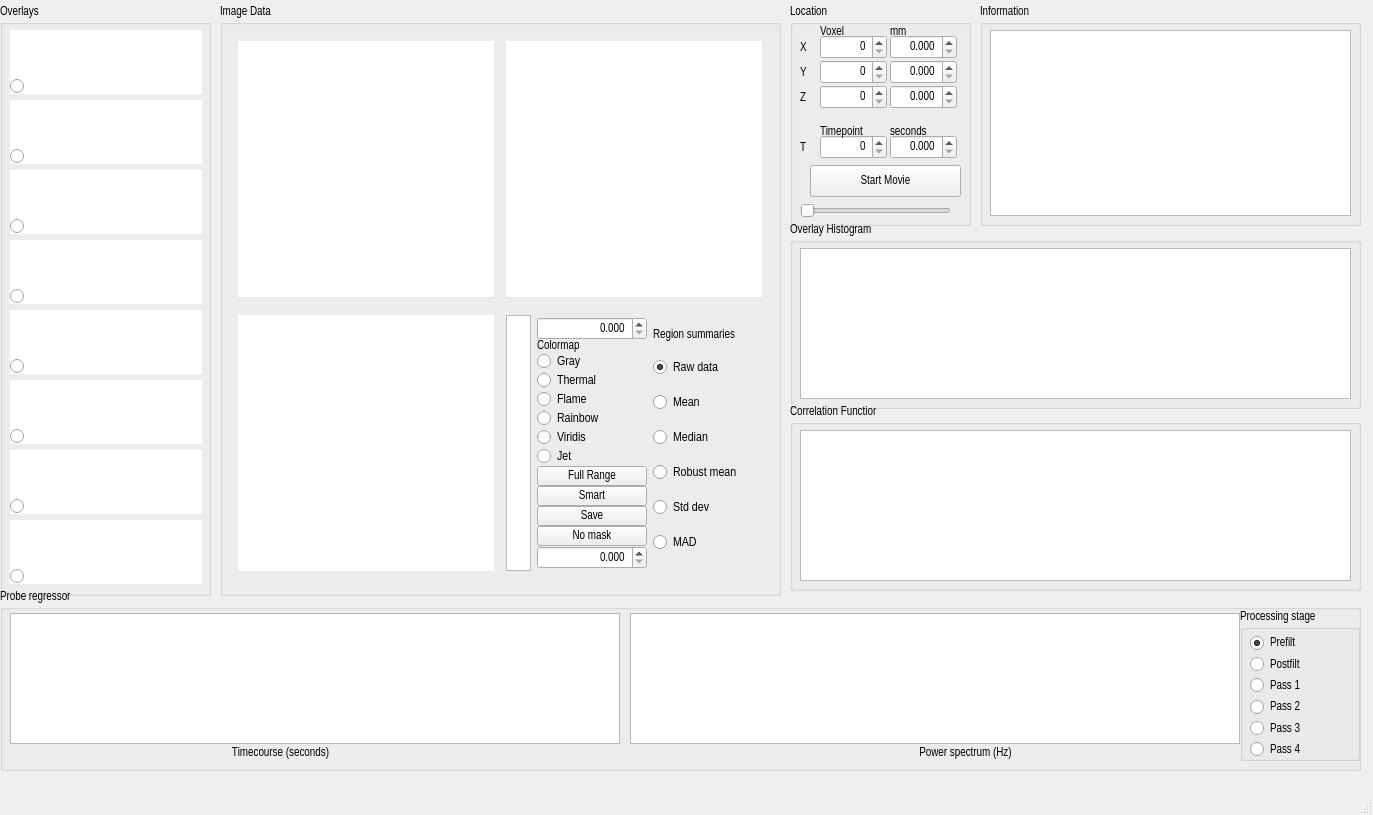
First picture: the form in rapidtide/tidepoolTemplate_alt.ui, repository bbfrederick/rapidtide, before the edit.
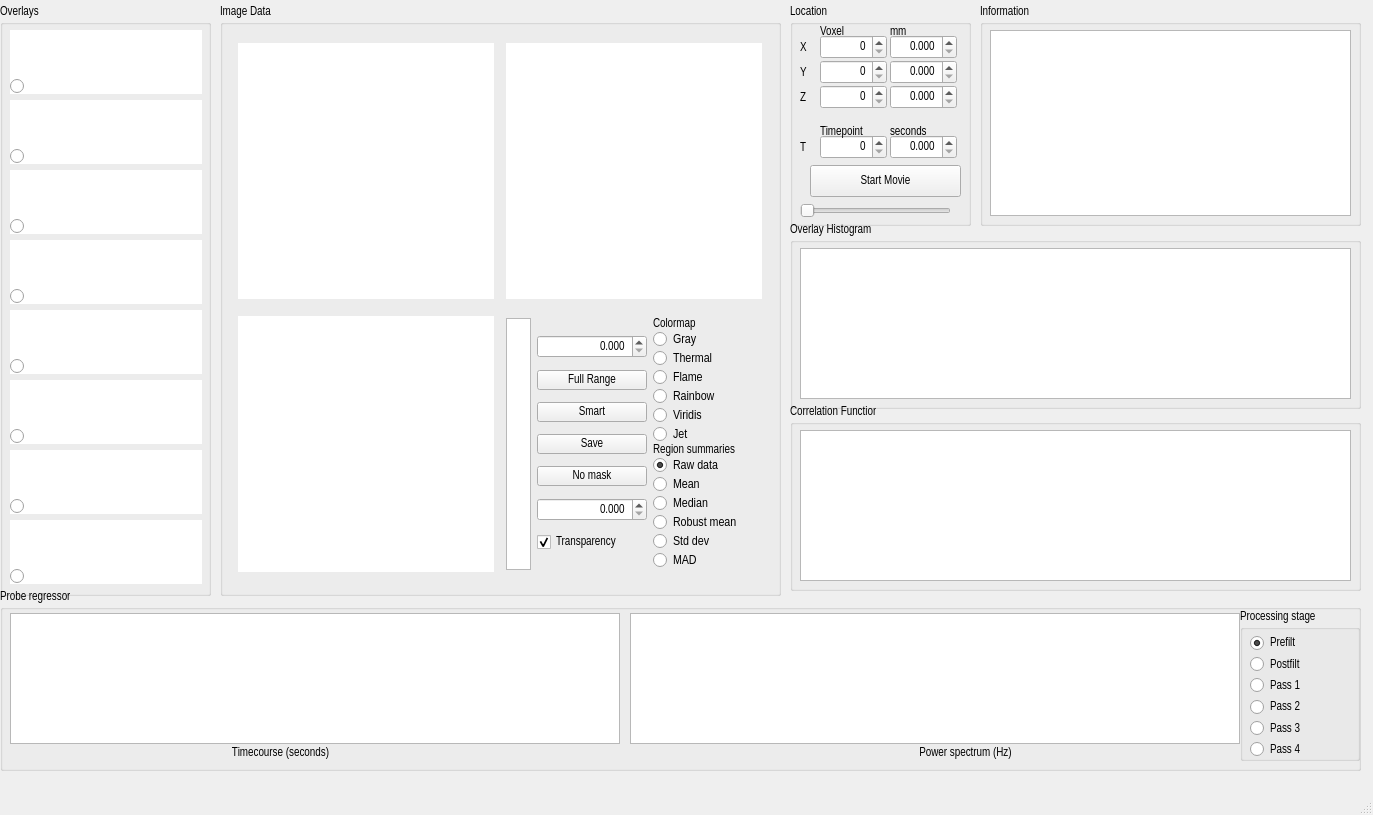
Second picture: the form after the edit. Custom widgets are drawn as their Qt base class.

Commit message: Added a transparency checkbox to turn range end transparency on and off

The edit to the form file:
```diff
--- a/rapidtide/tidepoolTemplate_alt.ui
+++ b/rapidtide/tidepoolTemplate_alt.ui
@@ -109,124 +109,6 @@
            </property>
           </widget>
          </item>
-         <item>
-          <layout class="QVBoxLayout" name="verticalLayout_4">
-           <item>
-            <widget class="QLabel" name="label_2">
-             <property name="maximumSize">
-              <size>
-               <width>16777215</width>
-               <height>14</height>
-              </size>
-             </property>
-             <property name="font">
-              <font>
-               <family>Arial Narrow</family>
-              </font>
-             </property>
-             <property name="text">
-              <string>Colormap</string>
-             </property>
-            </widget>
-           </item>
-           <item>
-            <widget class="QRadioButton" name="gray_radioButton">
-             <property name="font">
-              <font>
-               <family>Arial Narrow</family>
-               <pointsize>10</pointsize>
-              </font>
-             </property>
-             <property name="text">
-              <string>Gray</string>
-             </property>
-             <attribute name="buttonGroup">
-              <string notr="true">colormap_buttonGroup</string>
-             </attribute>
-            </widget>
-           </item>
-           <item>
-            <widget class="QRadioButton" name="thermal_radioButton">
-             <property name="font">
-              <font>
-               <family>Arial Narrow</family>
-               <pointsize>10</pointsize>
-              </font>
-             </property>
-             <property name="text">
-              <string>Thermal</string>
-             </property>
-             <attribute name="buttonGroup">
-              <string notr="true">colormap_buttonGroup</string>
-             </attribute>
-            </widget>
-           </item>
-           <item>
-            <widget class="QRadioButton" name="flame_radioButton">
-             <property name="font">
-              <font>
-               <family>Arial Narrow</family>
-               <pointsize>10</pointsize>
-              </font>
-             </property>
-             <property name="text">
-              <string>Flame</string>
-             </property>
-             <attribute name="buttonGroup">
-              <string notr="true">colormap_buttonGroup</string>
-             </attribute>
-            </widget>
-           </item>
-           <item>
-            <widget class="QRadioButton" name="rainbow_radioButton">
-             <property name="font">
-              <font>
-               <family>Arial Narrow</family>
-               <pointsize>10</pointsize>
-              </font>
-             </property>
-             <property name="text">
-              <string>Rainbow</string>
-             </property>
-             <attribute name="buttonGroup">
-              <string notr="true">colormap_buttonGroup</string>
-             </attribute>
-            </widget>
-           </item>
-           <item>
-            <widget class="QRadioButton" name="viridis_radioButton">
-             <property name="font">
-              <font>
-               <family>Arial Narrow</family>
-               <pointsize>10</pointsize>
-              </font>
-             </property>
-             <property name="text">
-              <string>Viridis</string>
-             </property>
-             <attribute name="buttonGroup">
-              <string notr="true">colormap_buttonGroup</string>
-             </attribute>
-            </widget>
-           </item>
-           <item>
-            <widget class="QRadioButton" name="jet_radioButton">
-             <property name="font">
-              <font>
-               <family>Arial Narrow</family>
-               <pointsize>10</pointsize>
-              </font>
-             </property>
-             <property name="text">
-              <string>Jet</string>
-             </property>
-             <attribute name="buttonGroup">
-              <string notr="true">colormap_buttonGroup</string>
-             </attribute>
-            </widget>
-           </item>
-          </layout>
-         </item>
          <item>
           <widget class="QPushButton" name="resetDispLimits_Button">
            <property name="text">
@@ -265,6 +147,16 @@
            </property>
           </widget>
          </item>
+         <item>
+          <widget class="QCheckBox" name="transparency_checkBox">
+           <property name="text">
+            <string>Transparency</string>
+           </property>
+           <property name="checked">
+            <bool>true</bool>
+           </property>
+          </widget>
+         </item>
         </layout>
        </item>
        <item row="0" column="0">
@@ -306,6 +198,124 @@
          <property name="sizeConstraint">
           <enum>QLayout::SetMinimumSize</enum>
          </property>
+         <item>
+          <layout class="QVBoxLayout" name="verticalLayout_4">
+           <item>
+            <widget class="QLabel" name="label_2">
+             <property name="maximumSize">
+              <size>
+               <width>16777215</width>
+               <height>14</height>
+              </size>
+             </property>
+             <property name="font">
+              <font>
+               <family>Arial Narrow</family>
+              </font>
+             </property>
+             <property name="text">
+              <string>Colormap</string>
+             </property>
+            </widget>
+           </item>
+           <item>
+            <widget class="QRadioButton" name="gray_radioButton">
+             <property name="font">
+              <font>
+               <family>Arial Narrow</family>
+               <pointsize>10</pointsize>
+              </font>
+             </property>
+             <property name="text">
+              <string>Gray</string>
+             </property>
+             <attribute name="buttonGroup">
+              <string notr="true">colormap_buttonGroup</string>
+             </attribute>
+            </widget>
+           </item>
+           <item>
+            <widget class="QRadioButton" name="thermal_radioButton">
+             <property name="font">
+              <font>
+               <family>Arial Narrow</family>
+               <pointsize>10</pointsize>
+              </font>
+             </property>
+             <property name="text">
+              <string>Thermal</string>
+             </property>
+             <attribute name="buttonGroup">
+              <string notr="true">colormap_buttonGroup</string>
+             </attribute>
+            </widget>
+           </item>
+           <item>
+            <widget class="QRadioButton" name="flame_radioButton">
+             <property name="font">
+              <font>
+               <family>Arial Narrow</family>
+               <pointsize>10</pointsize>
+              </font>
+             </property>
+             <property name="text">
+              <string>Flame</string>
+             </property>
+             <attribute name="buttonGroup">
+              <string notr="true">colormap_buttonGroup</string>
+             </attribute>
+            </widget>
+           </item>
+           <item>
+            <widget class="QRadioButton" name="rainbow_radioButton">
+             <property name="font">
+              <font>
+               <family>Arial Narrow</family>
+               <pointsize>10</pointsize>
+              </font>
+             </property>
+             <property name="text">
+              <string>Rainbow</string>
+             </property>
+             <attribute name="buttonGroup">
+              <string notr="true">colormap_buttonGroup</string>
+             </attribute>
+            </widget>
+           </item>
+           <item>
+            <widget class="QRadioButton" name="viridis_radioButton">
+             <property name="font">
+              <font>
+               <family>Arial Narrow</family>
+               <pointsize>10</pointsize>
+              </font>
+             </property>
+             <property name="text">
+              <string>Viridis</string>
+             </property>
+             <attribute name="buttonGroup">
+              <string notr="true">colormap_buttonGroup</string>
+             </attribute>
+            </widget>
+           </item>
+           <item>
+            <widget class="QRadioButton" name="jet_radioButton">
+             <property name="font">
+              <font>
+               <family>Arial Narrow</family>
+               <pointsize>10</pointsize>
+              </font>
+             </property>
+             <property name="text">
+              <string>Jet</string>
+             </property>
+             <attribute name="buttonGroup">
+              <string notr="true">colormap_buttonGroup</string>
+             </attribute>
+            </widget>
+           </item>
+          </layout>
+         </item>
          <item>
           <widget class="QLabel" name="summary_Label">
            <property name="maximumSize">
```
Left out of the diff: 2 changed lines with no effect on the pictures. The commit also changes 2 other files.
